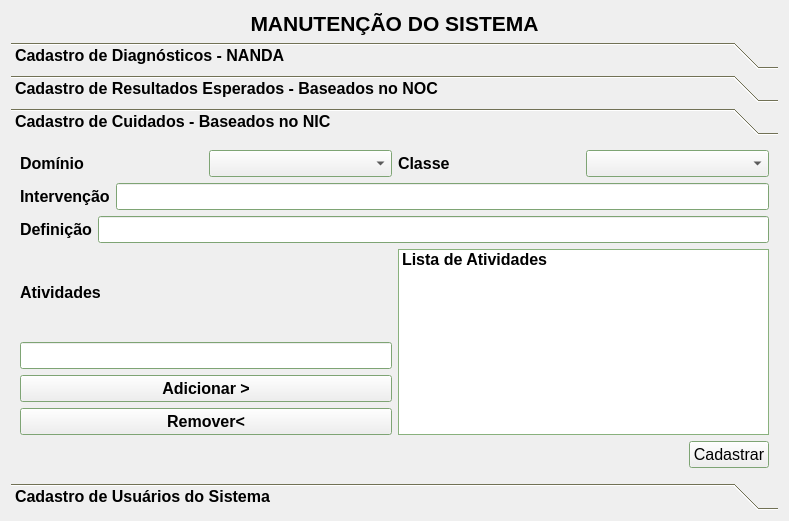
Above: GUI/maintenance.ui from LCapanelli/RP3 before the change. Below: the same form after it.
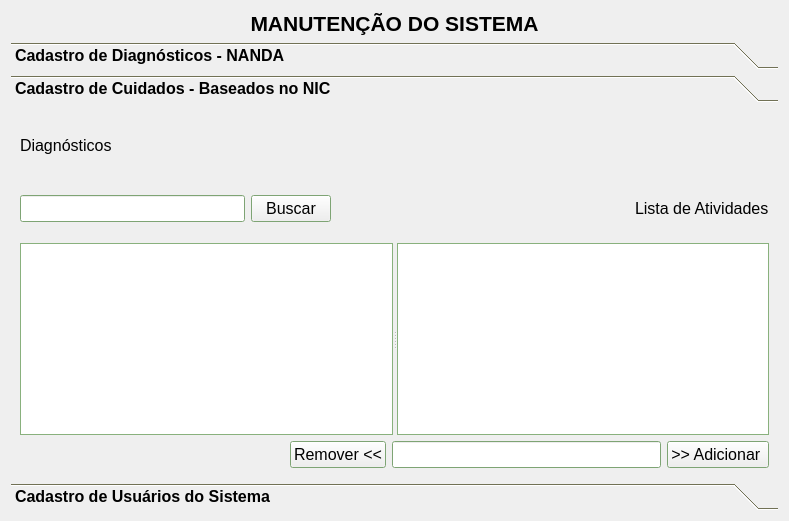
That is the form after the change. The open tabs and pages were chosen to show the change.

What changed in the file:
```diff
--- a/GUI/maintenance.ui
+++ b/GUI/maintenance.ui
@@ -10,6 +10,11 @@
     <height>521</height>
    </rect>
   </property>
+  <property name="font">
+   <font>
+    <pointsize>12</pointsize>
+   </font>
+  </property>
   <property name="windowTitle">
    <string>Form</string>
   </property>
@@ -495,367 +500,168 @@
        </item>
       </layout>
      </widget>
-     <widget class="QWidget" name="page_17">
-      <property name="geometry">
-       <rect>
-        <x>0</x>
-        <y>0</y>
-        <width>338</width>
-        <height>309</height>
-       </rect>
-      </property>
-      <attribute name="label">
-       <string>Cadastro de Resultados Esperados - Baseados no NOC</string>
-      </attribute>
-      <layout class="QGridLayout" name="gridLayout_30">
-       <item row="0" column="0" colspan="2">
-        <layout class="QHBoxLayout" name="horizontalLayout_137">
-         <item>
-          <widget class="QLabel" name="label_classeNoc_2">
-           <property name="layoutDirection">
-            <enum>Qt::LeftToRight</enum>
-           </property>
-           <property name="text">
-            <string>Classe</string>
-           </property>
-           <property name="buddy">
-            <cstring>comboBox_classeNoc</cstring>
-           </property>
-          </widget>
-         </item>
-         <item>
-          <widget class="QComboBox" name="comboBox_classeNoc_2">
-           <property name="layoutDirection">
-            <enum>Qt::LeftToRight</enum>
-           </property>
-          </widget>
-         </item>
-         <item>
-          <widget class="QLabel" name="label_domNoc_2">
-           <property name="layoutDirection">
-            <enum>Qt::LeftToRight</enum>
-           </property>
-           <property name="text">
-            <string>Domínio</string>
-           </property>
-           <property name="buddy">
-            <cstring>comboBox_domNoc</cstring>
-           </property>
-          </widget>
-         </item>
-         <item>
-          <widget class="QComboBox" name="comboBox_domNoc_2">
-           <property name="sizePolicy">
-            <sizepolicy hsizetype="Preferred" vsizetype="Fixed">
-             <horstretch>0</horstretch>
-             <verstretch>0</verstretch>
-            </sizepolicy>
-           </property>
-           <property name="sizeIncrement">
-            <size>
-             <width>0</width>
-             <height>0</height>
-            </size>
-           </property>
-           <property name="baseSize">
-            <size>
-             <width>0</width>
-             <height>0</height>
-            </size>
-           </property>
-           <property name="layoutDirection">
-            <enum>Qt::LeftToRight</enum>
-           </property>
-          </widget>
-         </item>
-        </layout>
-       </item>
-       <item row="1" column="0" rowspan="2">
-        <layout class="QVBoxLayout" name="verticalLayout_20">
-         <item>
-          <widget class="QLabel" name="label_re_6">
-           <property name="statusTip">
-            <string/>
-           </property>
-           <property name="layoutDirection">
-            <enum>Qt::LeftToRight</enum>
-           </property>
-           <property name="text">
-            <string>Resultado Esperado</string>
-           </property>
-           <property name="buddy">
-            <cstring>lineEdit_resultadoEsperado</cstring>
-           </property>
-          </widget>
-         </item>
-         <item>
-          <widget class="QLineEdit" name="lineEdit_resultadoEsperado_2"/>
-         </item>
-        </layout>
-       </item>
-       <item row="1" column="1">
-        <widget class="QLineEdit" name="lineEdit_filtroDiag_2">
-         <property name="text">
-          <string/>
-         </property>
-         <property name="placeholderText">
-          <string>Filtro de Diagnósticos</string>
-         </property>
-        </widget>
-       </item>
-       <item row="2" column="1" rowspan="2">
-        <widget class="QListWidget" name="listWidget_listaRe_2">
-         <property name="layoutDirection">
-          <enum>Qt::LeftToRight</enum>
-         </property>
-         <item>
-          <property name="text">
-           <string>Lista de Resultados Esperados</string>
-          </property>
-         </item>
-        </widget>
-       </item>
-       <item row="3" column="0">
-        <layout class="QVBoxLayout" name="verticalLayout_21">
-         <item>
-          <widget class="QPushButton" name="pushButton_adicionarRe_2">
-           <property name="text">
-            <string>Adicionar &gt;</string>
-           </property>
-          </widget>
-         </item>
-         <item>
-          <widget class="QPushButton" name="pushButton_removerRe_2">
-           <property name="text">
-            <string>Remover&lt;</string>
-           </property>
-          </widget>
-         </item>
-        </layout>
-       </item>
-       <item row="4" column="0" rowspan="2">
-        <layout class="QVBoxLayout" name="verticalLayout_19">
-         <item>
-          <widget class="QLabel" name="label_indicadores_4">
-           <property name="statusTip">
-            <string/>
-           </property>
-           <property name="layoutDirection">
-            <enum>Qt::LeftToRight</enum>
-           </property>
-           <property name="text">
-            <string>Indicadores</string>
-           </property>
-           <property name="buddy">
-            <cstring>lineEdit_indicadores</cstring>
-           </property>
-          </widget>
-         </item>
-         <item>
-          <widget class="QLineEdit" name="lineEdit_indicadores_2"/>
-         </item>
-        </layout>
-       </item>
-       <item row="4" column="1">
-        <widget class="QLineEdit" name="lineEdit_filtroRe_2">
-         <property name="text">
-          <string/>
-         </property>
-         <property name="placeholderText">
-          <string>Filtro de Resultados Esperados</string>
-         </property>
-        </widget>
-       </item>
-       <item row="5" column="1" rowspan="2">
-        <widget class="QListWidget" name="listWidget_listaIndicadores_4">
-         <property name="layoutDirection">
-          <enum>Qt::LeftToRight</enum>
-         </property>
-         <item>
-          <property name="text">
-           <string>Lista de Indicadores</string>
-          </property>
-         </item>
-        </widget>
-       </item>
-       <item row="6" column="0">
-        <layout class="QVBoxLayout" name="verticalLayout_22">
-         <item>
-          <widget class="QPushButton" name="pushButton_adIndicadores_2">
-           <property name="text">
-            <string>Adicionar &gt;</string>
-           </property>
-          </widget>
-         </item>
-         <item>
-          <widget class="QPushButton" name="pushButton_removerIndicadores_2">
-           <property name="text">
-            <string>Remover&lt;</string>
-           </property>
-          </widget>
-         </item>
-        </layout>
-       </item>
-      </layout>
-     </widget>
      <widget class="QWidget" name="page_18">
       <property name="geometry">
        <rect>
         <x>0</x>
         <y>0</y>
-        <width>338</width>
-        <height>288</height>
+        <width>771</width>
+        <height>372</height>
        </rect>
       </property>
       <attribute name="label">
        <string>Cadastro de Cuidados - Baseados no NIC</string>
       </attribute>
-      <layout class="QGridLayout" name="gridLayout_31">
-       <item row="0" column="0" colspan="2">
-        <layout class="QHBoxLayout" name="horizontalLayout_138">
+      <layout class="QGridLayout" name="gridLayout_4">
+       <item row="0" column="0">
+        <layout class="QVBoxLayout" name="verticalLayout_3">
          <item>
-          <widget class="QLabel" name="label_dominioNic_2">
-           <property name="text">
-            <string>Domínio</string>
-           </property>
-           <property name="buddy">
-            <cstring>comboBox_dominioNic</cstring>
-           </property>
-          </widget>
+          <layout class="QHBoxLayout" name="horizontalLayout_9">
+           <item>
+            <widget class="QLabel" name="label_atividadesNic_2">
+             <property name="font">
+              <font>
+               <weight>50</weight>
+               <bold>false</bold>
+              </font>
+             </property>
+             <property name="statusTip">
+              <string/>
+             </property>
+             <property name="layoutDirection">
+              <enum>Qt::LeftToRight</enum>
+             </property>
+             <property name="text">
+              <string>Diagnósticos</string>
+             </property>
+             <property name="buddy">
+              <cstring>lineEdit_atividadesNIc</cstring>
+             </property>
+            </widget>
+           </item>
+           <item>
+            <spacer name="horizontalSpacer_12">
+             <property name="orientation">
+              <enum>Qt::Horizontal</enum>
+             </property>
+             <property name="sizeHint" stdset="0">
+              <size>
+               <width>458</width>
+               <height>20</height>
+              </size>
+             </property>
+            </spacer>
+           </item>
+          </layout>
          </item>
          <item>
-          <widget class="QComboBox" name="comboBox_dominioNic_2"/>
+          <layout class="QHBoxLayout" name="horizontalLayout_8">
+           <item>
+            <widget class="QLineEdit" name="le_FILTER_DIAGonNIC"/>
+           </item>
+           <item>
+            <widget class="QPushButton" name="pb_SEARCH_DIAGonNIC">
+             <property name="font">
+              <font>
+               <weight>50</weight>
+               <bold>false</bold>
+              </font>
+             </property>
+             <property name="text">
+              <string>Buscar</string>
+             </property>
+            </widget>
+           </item>
+           <item>
+            <spacer name="horizontalSpacer_14">
+             <property name="orientation">
+              <enum>Qt::Horizontal</enum>
+             </property>
+             <property name="sizeHint" stdset="0">
+              <size>
+               <width>298</width>
+               <height>28</height>
+              </size>
+             </property>
+            </spacer>
+           </item>
+           <item>
+            <widget class="QLabel" name="label_10">
+             <property name="font">
+              <font>
+               <weight>50</weight>
+               <bold>false</bold>
+              </font>
+             </property>
+             <property name="text">
+              <string>Lista de Atividades</string>
+             </property>
+            </widget>
+           </item>
+          </layout>
          </item>
-         <item>
-          <widget class="QLabel" name="label_classeNIc_2">
-           <property name="text">
-            <string>Classe</string>
-           </property>
-           <property name="buddy">
-            <cstring>comboBox_classeNic</cstring>
-           </property>
-          </widget>
-         </item>
-         <item>
-          <widget class="QComboBox" name="comboBox_classeNic_2"/>
-         </item>
         </layout>
        </item>
-       <item row="1" column="0" colspan="2">
-        <layout class="QHBoxLayout" name="horizontalLayout_139">
+       <item row="1" column="0">
+        <layout class="QVBoxLayout" name="verticalLayout_4">
          <item>
-          <widget class="QLabel" name="label_intervencao_2">
-           <property name="text">
-            <string>Intervenção</string>
-           </property>
-           <property name="buddy">
-            <cstring>lineEdit_intervencaoNic</cstring>
-           </property>
-          </widget>
-         </item>
-         <item>
-          <widget class="QLineEdit" name="lineEdit_intervencaoNic_2"/>
-         </item>
-        </layout>
-       </item>
-       <item row="2" column="0" colspan="2">
-        <layout class="QHBoxLayout" name="horizontalLayout_140">
-         <item>
-          <widget class="QLabel" name="label_definicao_2">
-           <property name="text">
-            <string>Definição</string>
-           </property>
-           <property name="buddy">
-            <cstring>lineEdit_definicaoNic</cstring>
-           </property>
-          </widget>
-         </item>
-         <item>
-          <widget class="QLineEdit" name="lineEdit_definicaoNic_2"/>
-         </item>
-        </layout>
-       </item>
-       <item row="3" column="0">
-        <layout class="QVBoxLayout" name="verticalLayout_23">
-         <item>
-          <widget class="QLabel" name="label_atividadesNic_2">
-           <property name="statusTip">
-            <string/>
-           </property>
-           <property name="layoutDirection">
-            <enum>Qt::LeftToRight</enum>
-           </property>
-           <property name="text">
-            <string>Atividades</string>
-           </property>
-           <property name="buddy">
-            <cstring>lineEdit_atividadesNIc</cstring>
-           </property>
-          </widget>
-         </item>
-         <item>
-          <widget class="QLineEdit" name="lineEdit_atividadesNIc_2"/>
-         </item>
-        </layout>
-       </item>
-       <item row="3" column="1" rowspan="2">
-        <widget class="QListWidget" name="listWidget_listaAtividadesNic_2">
-         <property name="layoutDirection">
-          <enum>Qt::LeftToRight</enum>
-         </property>
-         <item>
-          <property name="text">
-           <string>Lista de Atividades</string>
-          </property>
-         </item>
-        </widget>
-       </item>
-       <item row="4" column="0">
-        <layout class="QVBoxLayout" name="verticalLayout_24">
-         <item>
-          <widget class="QPushButton" name="pushButton_adAtividadesNic_2">
-           <property name="text">
-            <string>Adicionar &gt;</string>
-           </property>
-          </widget>
-         </item>
-         <item>
-          <widget class="QPushButton" name="pushButton_removerAtividades_2">
-           <property name="text">
-            <string>Remover&lt;</string>
-           </property>
-          </widget>
-         </item>
-        </layout>
-       </item>
-       <item row="5" column="0" colspan="2">
-        <layout class="QHBoxLayout" name="horizontalLayout_141">
-         <item>
-          <spacer name="horizontalSpacer_9">
+          <widget class="QSplitter" name="splitter_2">
            <property name="orientation">
             <enum>Qt::Horizontal</enum>
            </property>
-           <property name="sizeHint" stdset="0">
-            <size>
-             <width>40</width>
-             <height>20</height>
-            </size>
-           </property>
-          </spacer>
+           <widget class="QListWidget" name="lw_DiagNIC"/>
+           <widget class="QListWidget" name="lw_AtivityOnNIC">
+            <property name="layoutDirection">
+             <enum>Qt::LeftToRight</enum>
+            </property>
+           </widget>
+          </widget>
          </item>
          <item>
-          <widget class="QPushButton" name="pushButton_cadastrarNic_2">
-           <property name="font">
-            <font>
-             <pointsize>12</pointsize>
-             <weight>50</weight>
-             <bold>false</bold>
-            </font>
-           </property>
-           <property name="text">
-            <string>Cadastrar</string>
-           </property>
-          </widget>
+          <layout class="QHBoxLayout" name="horizontalLayout_7">
+           <item>
+            <spacer name="horizontalSpacer_9">
+             <property name="orientation">
+              <enum>Qt::Horizontal</enum>
+             </property>
+             <property name="sizeHint" stdset="0">
+              <size>
+               <width>40</width>
+               <height>20</height>
+              </size>
+             </property>
+            </spacer>
+           </item>
+           <item>
+            <widget class="QPushButton" name="pb_NICRemove">
+             <property name="font">
+              <font>
+               <weight>50</weight>
+               <bold>false</bold>
+              </font>
+             </property>
+             <property name="text">
+              <string>Remover &lt;&lt;</string>
+             </property>
+            </widget>
+           </item>
+           <item>
+            <widget class="QLineEdit" name="le_NIC_register"/>
+           </item>
+           <item>
+            <widget class="QPushButton" name="pq_NICSAVE">
+             <property name="font">
+              <font>
+               <weight>50</weight>
+               <bold>false</bold>
+              </font>
+             </property>
+             <property name="text">
+              <string>&gt;&gt; Adicionar </string>
+             </property>
+            </widget>
+           </item>
+          </layout>
          </item>
         </layout>
        </item>
```
Left out of the diff: 95 changed lines with no effect on the pictures.
